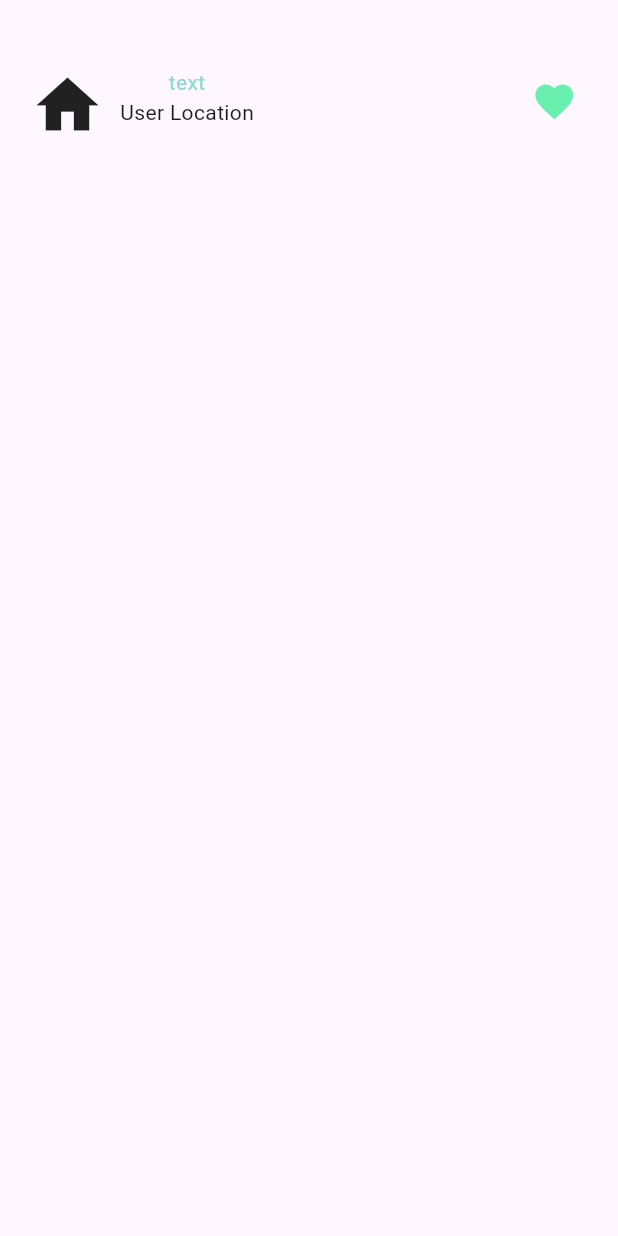
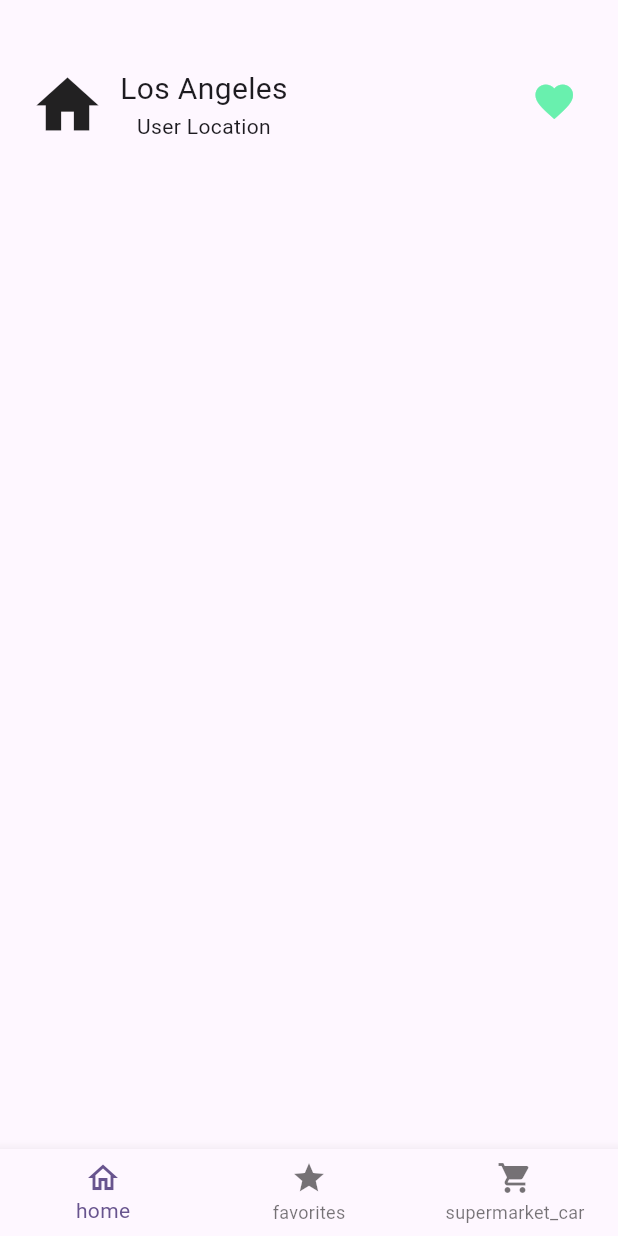
Before and after one commit to renanmdreis45/flutter_delivery_app, a Flutter app: the screen it shows after launch, on a phone screen of 412 x 824 dp. Run offline on Flutter 3.47's test engine with Material 3 defaults, Android fonts, the phone set to English and light mode, and no system bars; our stand-ins replace get.

Commit message:
add BottomNavigatorBar on main food page

```diff
--- a/lib/pages/home/main_food_page.dart
+++ b/lib/pages/home/main_food_page.dart
@@ -33,7 +33,7 @@ class _MainFoodPage extends State<MainFoodPage> {
                     Icon(Icons.home, size: 50),
                     SizedBox(width: 10,),
                     Column(children: [
-                        BigText(text: 'text', color: AppColors.mainColor, size: 30,),
+                        Text('Los Angeles', style: TextStyle(fontSize: 20),),
                         Text('User Location'),
                       ]),
                 ],
@@ -49,6 +49,16 @@ class _MainFoodPage extends State<MainFoodPage> {
                 )
               ],
       ))),
+      bottomNavigationBar: BottomNavigationBar(
+        items: const [
+          BottomNavigationBarItem(
+            icon: Icon(Icons.home_outlined), label: "home"),
+          BottomNavigationBarItem(
+            icon: Icon(Icons.star), label: 'favorites'),
+          BottomNavigationBarItem(
+            icon: Icon(Icons.local_grocery_store), label: 'supermarket_car')
+        ],
+      ),
     );
   }
 }
```
